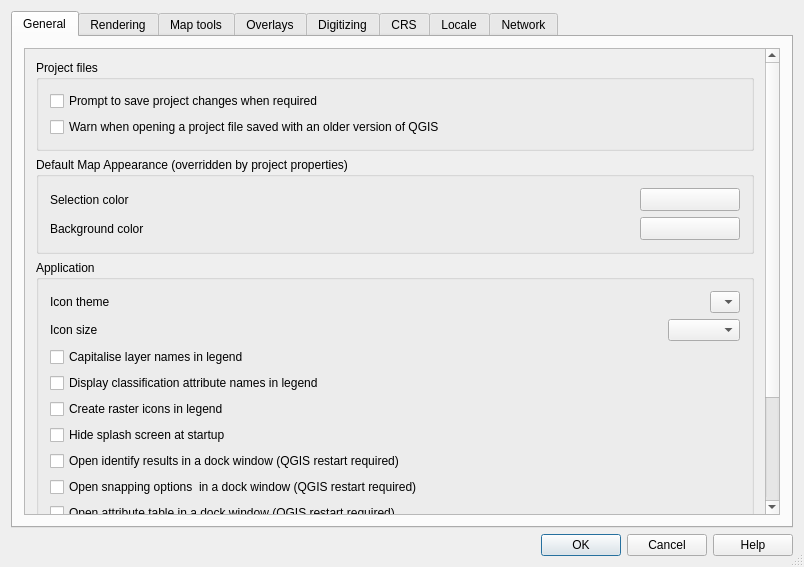
Qt form qgis/src/ui/qgsoptionsbase.ui (sourcepole/qgis) before a commit.
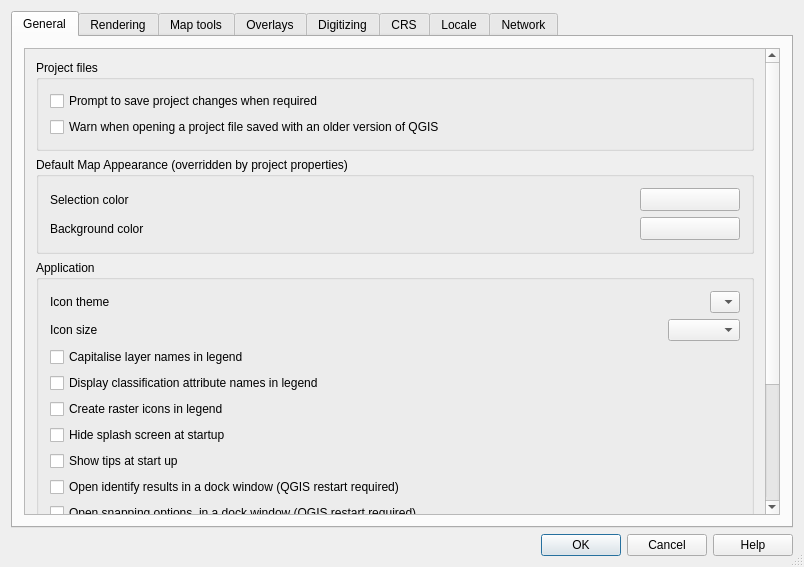
The same form after that commit. Icons and pictures are not drawn. Custom widgets are drawn as their Qt base class.

Commit message: [FEATURE] Not sure how we coped without this till now...we now have a tip presented at startup. You can en/disable tips in the options panel. To contribute more tips, please add them to src/app/qgstipfactory.cpp

```diff
--- a/qgis/src/ui/qgsoptionsbase.ui
+++ b/qgis/src/ui/qgsoptionsbase.ui
@@ -59,7 +59,7 @@
           <property name="geometry">
            <rect>
             <x>0</x>
-            <y>0</y>
+            <y>-155</y>
             <width>746</width>
             <height>640</height>
            </rect>
@@ -276,6 +276,13 @@
                 </property>
                </widget>
               </item>
+              <item>
+               <widget class="QCheckBox" name="cbxShowTips">
+                <property name="text">
+                 <string>Show tips at start up</string>
+                </property>
+               </widget>
+              </item>
               <item>
                <widget class="QCheckBox" name="cbxIdentifyResultsDocked">
                 <property name="text">
```
Left out of the diff: 14 changed lines with no effect on the pictures. The commit also changes 6 other files.
